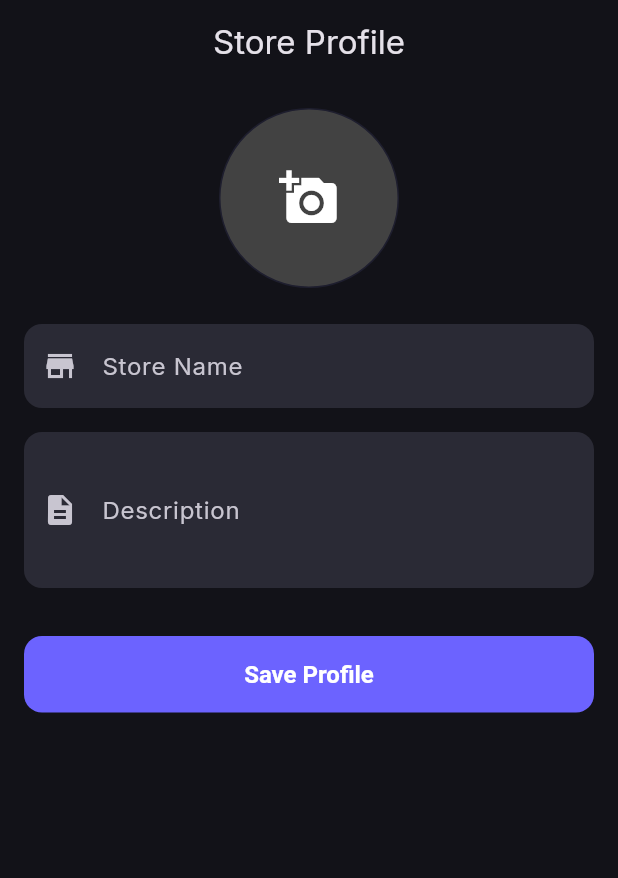
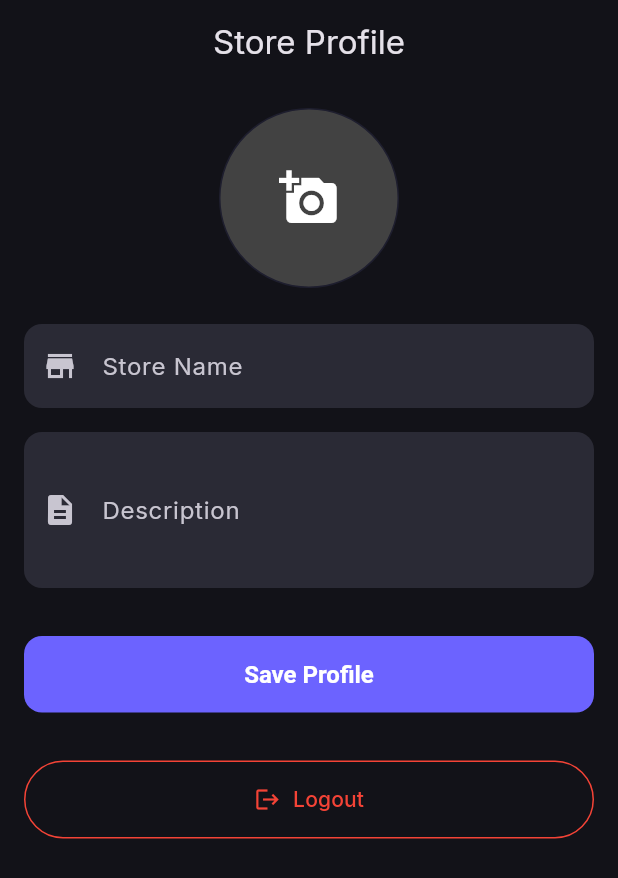
Before and after one commit to anasfarock/flutter-bookstore-fyp, a Flutter app: the StoreProfileScreen screen opened by its route, on a phone screen of 412 x 824 dp. Shown: the top 878 px of the screen. Run offline on Flutter 3.47's test engine with Material 3 defaults, Android fonts, the phone set to English and light mode, and no system bars; our stand-ins replace flutter_riverpod, go_router, google_fonts; network calls fail.

Commit message:
feat: Add buyer home, buyer profile, and seller store profile screens with GoRouter integration.

```diff
--- a/lib/core/router/app_router.dart
+++ b/lib/core/router/app_router.dart
@@ -10,6 +10,7 @@ import '../../features/buyer/presentation/buyer_home_screen.dart';
 import '../../features/buyer/presentation/product_details_screen.dart';
 import '../../features/buyer/presentation/cart_screen.dart';
 import '../../features/buyer/presentation/checkout_screen.dart';
+import '../../features/buyer/presentation/buyer_profile_screen.dart';
 
 final appRouter = GoRouter(
   initialLocation: '/login',
@@ -53,5 +54,9 @@ final appRouter = GoRouter(
       path: '/checkout',
       builder: (context, state) => const CheckoutScreen(),
     ),
+    GoRoute(
+      path: '/buyer-profile',
+      builder: (context, state) => const BuyerProfileScreen(),
+    ),
   ],
 );
--- a/lib/features/buyer/presentation/buyer_home_screen.dart
+++ b/lib/features/buyer/presentation/buyer_home_screen.dart
@@ -15,6 +15,10 @@ class BuyerHomeScreen extends StatelessWidget {
       appBar: AppBar(
         title: const Text('Discover Books'),
         actions: [
+          IconButton(
+            icon: const Icon(Icons.person_outline),
+            onPressed: () => context.push('/buyer-profile'),
+          ),
           IconButton(
             icon: const Icon(Icons.search),
             onPressed: () {
--- a/lib/features/seller/presentation/store_profile_screen.dart
+++ b/lib/features/seller/presentation/store_profile_screen.dart
@@ -74,6 +74,22 @@ class _StoreProfileScreenState extends State<StoreProfileScreen> {
                 },
                 child: const Text('Save Profile'),
               ),
+              const SizedBox(height: 32),
+              SizedBox(
+                width: double.infinity,
+                child: OutlinedButton.icon(
+                  onPressed: () {
+                    // Logout Logic
+                    context.go('/login');
+                  },
+                  icon: const Icon(Icons.logout, color: Colors.red),
+                  label: const Text('Logout', style: TextStyle(color: Colors.red)),
+                  style: OutlinedButton.styleFrom(
+                    side: const BorderSide(color: Colors.red),
+                    padding: const EdgeInsets.symmetric(vertical: 16),
+                  ),
+                ),
+              ),
             ],
           ),
         ),
```
Also changed, not shown: lib/features/buyer/presentation/buyer_profile_screen.dart (added, +79 -0 lines).
